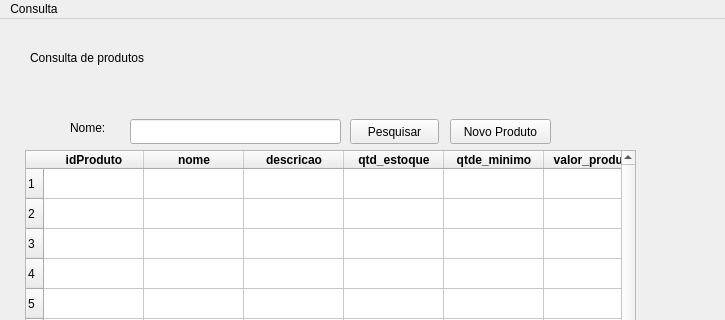
First picture: the form in Interface/consultaProdutos_.ui, repository jessica-lemes/Projeto-Estoque, before the edit; both pictures show x 0 to 725 and y 0 to 320 of the 725 by 462 pixel window.
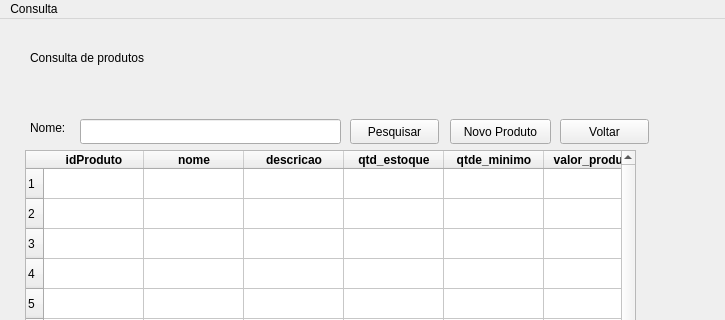
Second picture: the form after the edit.

Commit message: Atualização na janela de pesquisa Produtos

Diff of the .ui file:
```diff
--- a/Interface/consultaProdutos_.ui
+++ b/Interface/consultaProdutos_.ui
@@ -171,9 +171,9 @@
    <widget class="QLineEdit" name="lineEdit">
     <property name="geometry">
      <rect>
-      <x>130</x>
+      <x>80</x>
       <y>100</y>
-      <width>211</width>
+      <width>261</width>
       <height>25</height>
      </rect>
     </property>
@@ -181,7 +181,7 @@
    <widget class="QLabel" name="label_2">
     <property name="geometry">
      <rect>
-      <x>70</x>
+      <x>30</x>
       <y>100</y>
       <width>51</width>
       <height>17</height>
@@ -217,6 +217,19 @@
      <string>Novo Produto</string>
     </property>
    </widget>
+   <widget class="QPushButton" name="btnVoltar">
+    <property name="geometry">
+     <rect>
+      <x>560</x>
+      <y>100</y>
+      <width>89</width>
+      <height>25</height>
+     </rect>
+    </property>
+    <property name="text">
+     <string>Voltar</string>
+    </property>
+   </widget>
   </widget>
   <widget class="QMenuBar" name="menubar">
    <property name="geometry">
```
The commit also changes 8 other files.
